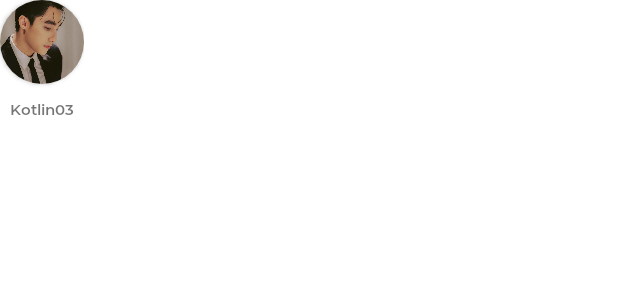
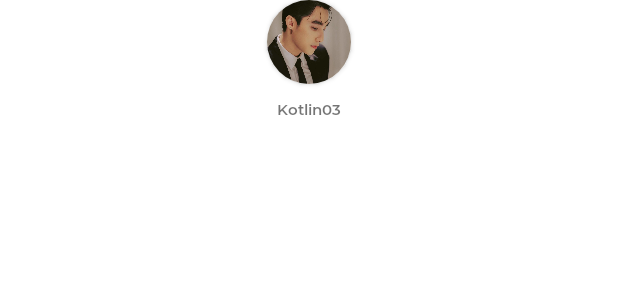
Before and after one commit to thanhdatt31/Kotlin03, an Android app: the layout item_row_send_again.xml on its own in the app's theme, with its tools: preview values and no code run, on a phone screen of 412 x 824 dp. Shown: the top 300 px of the screen. Run offline under Robolectric (Android 15) with nearby library versions, the phone set to English and light mode, and no system bars.

Commit message:
fix bugs

```diff
--- a/app/src/main/res/layout/item_row_send_again.xml
+++ b/app/src/main/res/layout/item_row_send_again.xml
@@ -1,14 +1,14 @@
 <?xml version="1.0" encoding="utf-8"?>
 <androidx.constraintlayout.widget.ConstraintLayout xmlns:android="http://schemas.android.com/apk/res/android"
     xmlns:app="http://schemas.android.com/apk/res-auto"
-    android:layout_width="wrap_content"
+    android:layout_width="match_parent"
     android:layout_height="match_parent">
 
     <androidx.cardview.widget.CardView
         android:id="@+id/img_avatar_cardview"
         android:layout_width="56dp"
         android:layout_height="56dp"
-        app:cardCornerRadius="40dp"
+        app:cardCornerRadius="28dp"
         app:layout_constraintLeft_toLeftOf="parent"
         app:layout_constraintRight_toRightOf="parent"
         app:layout_constraintTop_toTopOf="parent">
```
